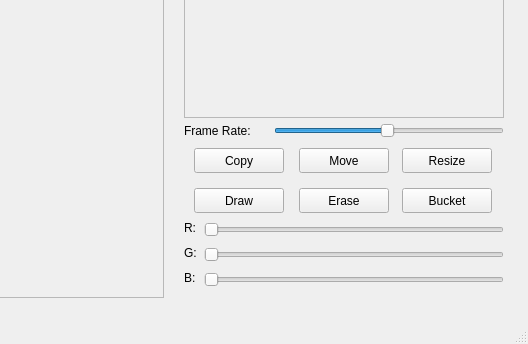
Qt form pixamawindow.ui (JonWiggins/PixamaSpriteEditor) before a commit; both pictures show x 356 to 884 and y 258 to 602 of the 884 by 602 pixel window.
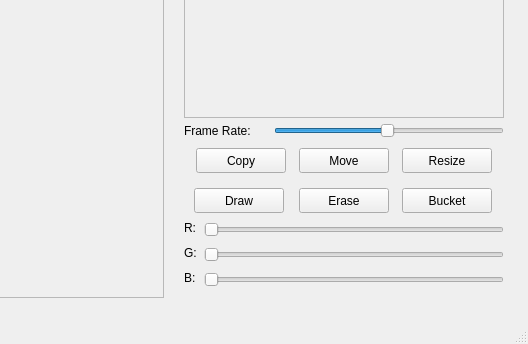
The same form after that commit.

Patch:
```diff
--- a/pixamawindow.ui
+++ b/pixamawindow.ui
@@ -78,7 +78,7 @@
    <widget class="QPushButton" name="copyButton">
     <property name="geometry">
      <rect>
-      <x>550</x>
+      <x>552</x>
       <y>370</y>
       <width>90</width>
       <height>25</height>
```
Left out of the diff: 56 changed lines with no effect on the pictures.
